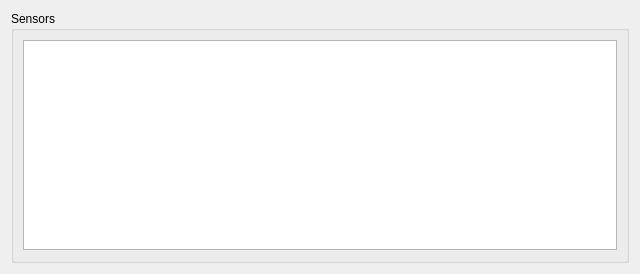
Old version of the form comet_longterm/sensorswidget.ui in the repository hephy-dd/comet-longterm.
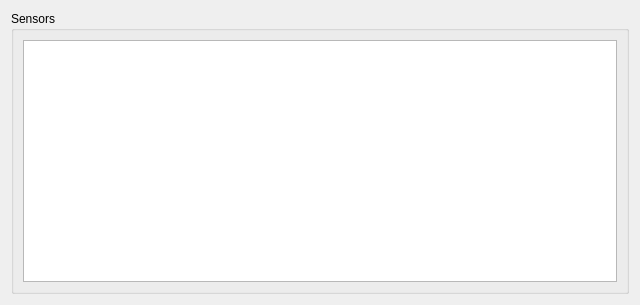
New version of the form.

Commit message: increased table height

Patch:
```diff
--- a/comet_longterm/sensorswidget.ui
+++ b/comet_longterm/sensorswidget.ui
@@ -7,7 +7,7 @@
     <x>0</x>
     <y>0</y>
     <width>640</width>
-    <height>274</height>
+    <height>296</height>
    </rect>
   </property>
   <property name="windowTitle">
@@ -25,13 +25,13 @@
         <property name="minimumSize">
          <size>
           <width>0</width>
-          <height>210</height>
+          <height>242</height>
          </size>
         </property>
         <property name="maximumSize">
          <size>
           <width>16777215</width>
-          <height>210</height>
+          <height>242</height>
          </size>
         </property>
         <property name="sizeAdjustPolicy">
```
The commit also changes 1 other file.
